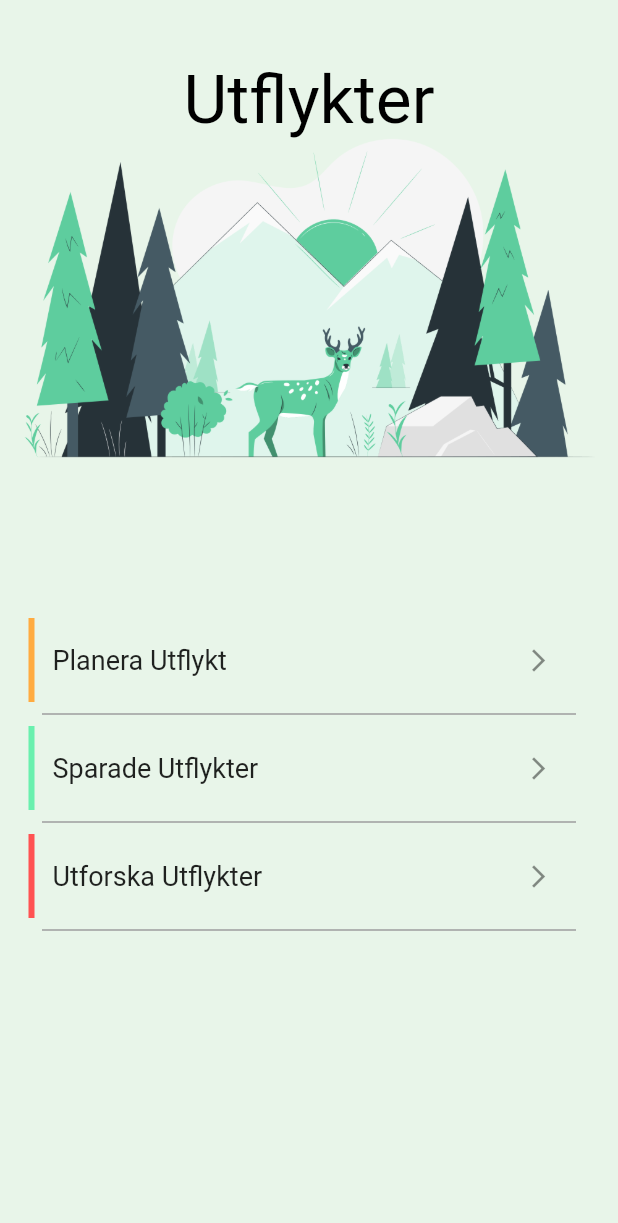
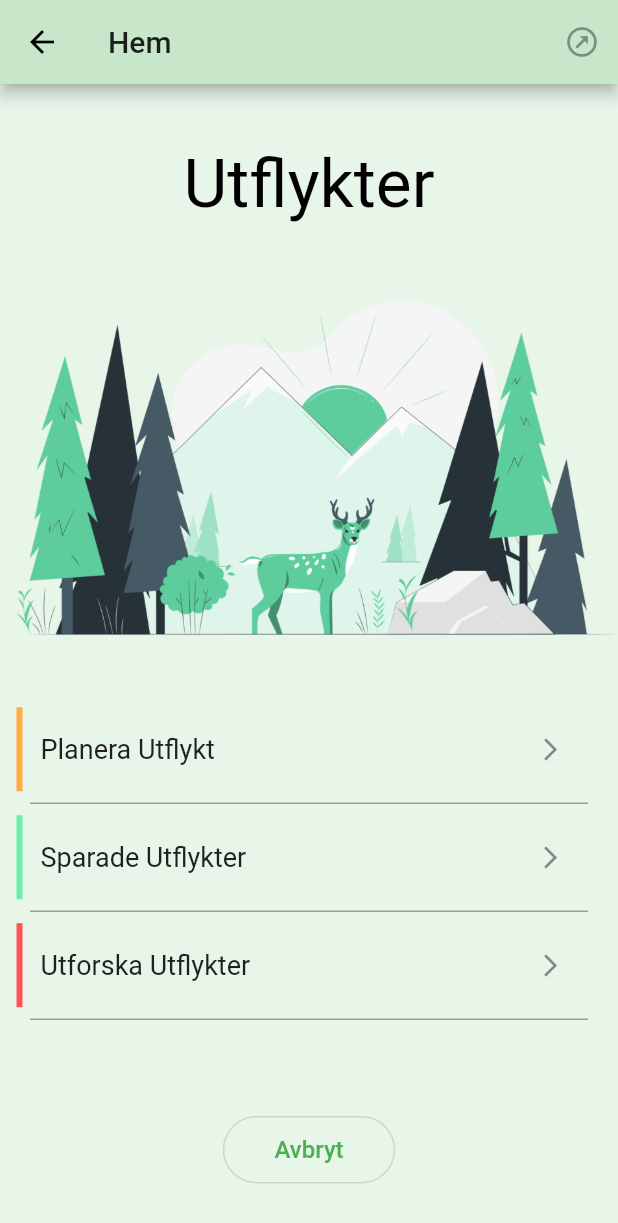
Before and after one commit to maxNyst/FAUNAtic_FrontEnd, a Flutter app: the ExcursionsScreen screen opened by its route, on a phone screen of 412 x 824 dp. Shown: the top 1223 px of the screen. Run offline on Flutter 3.47's test engine with Material 2 defaults, Android fonts, the phone set to English and light mode, and no system bars; our stand-ins replace firebase_auth, firebase_core, google_fonts; missing offline and left inert: dart:ffi; accounts and stored records are empty.

Commit message:
adjusted GUI elements to more closely match prototype

```diff
--- a/lib/Screens/Excursions/excursions_screen.dart
+++ b/lib/Screens/Excursions/excursions_screen.dart
@@ -9,13 +9,18 @@ class ExcursionsScreen extends StatelessWidget {
   Widget build(BuildContext context) {
     var size = MediaQuery.of(context).size;
     return Scaffold(
+      appBar: AppBar(
+        actions: [
+          IconButton(
+              icon: Icon(Icons.outbond_outlined),
+          )
+        ],
+        title: Text('Hem'),
+      ),
       body: Center(
         child: Column(
+          mainAxisAlignment: MainAxisAlignment.spaceBetween,
           children: [
-            Stack(children: [
-              Image.asset(
-                'assets/Forest-pana.png',
-              ),
             Align(
                 alignment: Alignment.topCenter,
                 child: Padding(
@@ -25,11 +30,29 @@ class ExcursionsScreen extends StatelessWidget {
                     style: TextStyle(color: Colors.black, fontSize: 45),
                   ),
                 )),
-            ]),
+            Image.asset(
+              'assets/images/Forest-panaV2.png',
+            ),
+
+            ExcursionButtons(),
             Padding(
-              padding: const EdgeInsets.symmetric(horizontal: 8.0),
-              child: ExcursionButtons(),
+              padding: const EdgeInsets.only(bottom: 35.0),
+              child: SizedBox(
+                  width: 115.0,
+                  height: 45.0,
+                  child: OutlinedButton(
+                      style: OutlinedButton.styleFrom(
+                          shape: RoundedRectangleBorder(
+                            borderRadius: BorderRadius.circular(40.0),
+                          )
                       ),
+                      onPressed: () {
+                        print('knappen funkar');
+                      },
+                      child: Text('Avbryt', style: TextStyle(fontSize: 16),)
+                  )
+              ),
+            )
           ],
         ),
       ),
@@ -46,8 +69,12 @@ class ExcursionButtons extends StatelessWidget {
   Widget build(BuildContext context) {
     return Column(
       children: [
+        Stack(
+          alignment: Alignment.bottomCenter,
+          children: [
+            Padding(padding: const EdgeInsets.only(bottom: 40.0)),
             SizedBox(
-          height: 300, // constrain height
+            height: 225, // constrain height
             child: ListView(
 
               children: [
@@ -155,6 +182,7 @@ class ExcursionButtons extends StatelessWidget {
                 ),
               ],
             ),
+          ),]
         ),
       ],
     );
--- a/pubspec.yaml
+++ b/pubspec.yaml
@@ -45,6 +45,7 @@ dev_dependencies:
 # The following section is specific to Flutter.
 flutter:
   assets:
+    - assets/images/Forest-panaV2.png
     - assets/Teacher-pana.png
     - assets/Bear market-amico.png
     - assets/Classroom-amico.png
```
Also changed, not shown: assets/images/Forest-panaV2.png (added). Lines whose indentation alone changed are shown as unchanged.
